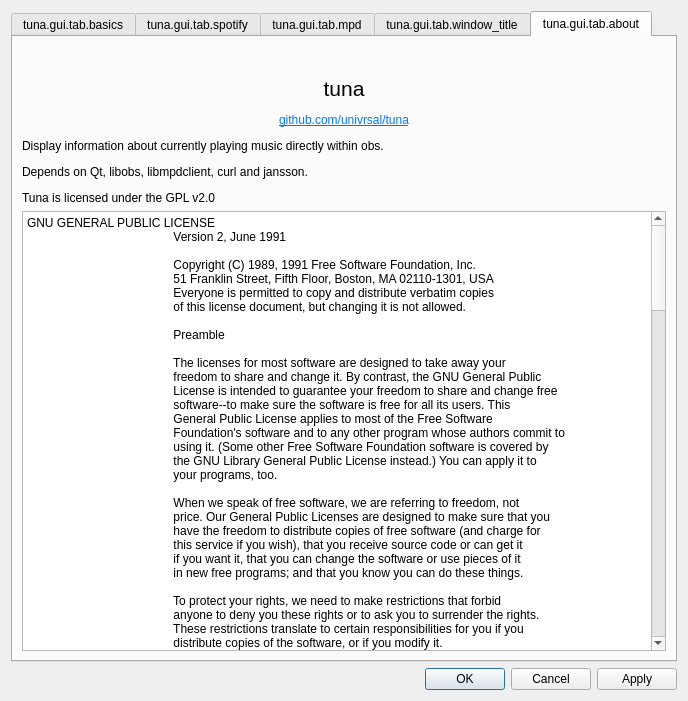
This is src/gui/tuna_gui.ui in univrsal/tuna as Qt 5 draws it before an edit. The edited form follows.
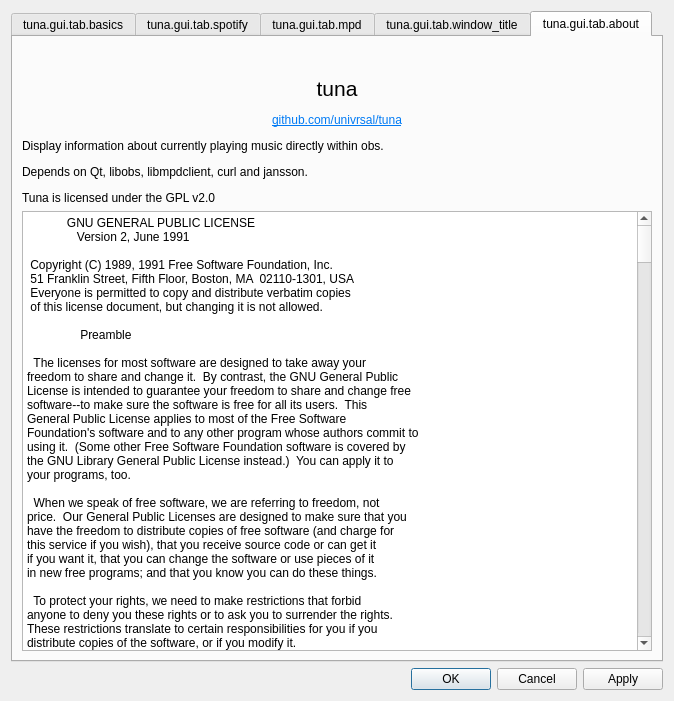
This is the edited form. The open tabs and pages were chosen to show the change. Icons and pictures are not drawn.

Commit message: Added option to assume playback is paused, to prevent tuna from displaying Window titles that aren't supposed to be shown Added linebreak format option Added multiple output file option Fixed memory leak when reloading config

```diff
--- a/src/gui/tuna_gui.ui
+++ b/src/gui/tuna_gui.ui
@@ -6,7 +6,7 @@
             <rect>
                 <x>0</x>
                 <y>0</y>
-                <width>688</width>
+    <width>674</width>
                 <height>701</height>
             </rect>
         </property>
@@ -1341,152 +1341,350 @@
                             </item>
                             <item>
                                 <widget class="QPlainTextEdit" name="plainTextEdit">
+         <property name="readOnly">
+          <bool>true</bool>
+         </property>
                                     <property name="plainText">
-                                        <string>GNU GENERAL PUBLIC LICENSE
-                                            Version 2, June 1991
+          <string>            GNU GENERAL PUBLIC LICENSE
+               Version 2, June 1991
 
-                                            Copyright (C) 1989, 1991 Free Software Foundation, Inc.
-                                            51 Franklin Street, Fifth Floor, Boston, MA 02110-1301, USA
-                                            Everyone is permitted to copy and distribute verbatim copies
-                                            of this license document, but changing it is not allowed.
+ Copyright (C) 1989, 1991 Free Software Foundation, Inc.
+ 51 Franklin Street, Fifth Floor, Boston, MA  02110-1301, USA
+ Everyone is permitted to copy and distribute verbatim copies
+ of this license document, but changing it is not allowed.
 
-                                            Preamble
+                Preamble
 
-                                            The licenses for most software are designed to take away your
-                                            freedom to share and change it. By contrast, the GNU General Public
-                                            License is intended to guarantee your freedom to share and change free
-                                            software--to make sure the software is free for all its users. This
-                                            General Public License applies to most of the Free Software
-                                            Foundation's software and to any other program whose authors commit to
-                                            using it. (Some other Free Software Foundation software is covered by
-                                            the GNU Library General Public License instead.) You can apply it to
-                                            your programs, too.
+  The licenses for most software are designed to take away your
+freedom to share and change it.  By contrast, the GNU General Public
+License is intended to guarantee your freedom to share and change free
+software--to make sure the software is free for all its users.  This
+General Public License applies to most of the Free Software
+Foundation's software and to any other program whose authors commit to
+using it.  (Some other Free Software Foundation software is covered by
+the GNU Library General Public License instead.)  You can apply it to
+your programs, too.
 
-                                            When we speak of free software, we are referring to freedom, not
-                                            price. Our General Public Licenses are designed to make sure that you
-                                            have the freedom to distribute copies of free software (and charge for
-                                            this service if you wish), that you receive source code or can get it
-                                            if you want it, that you can change the software or use pieces of it
-                                            in new free programs; and that you know you can do these things.
+  When we speak of free software, we are referring to freedom, not
+price.  Our General Public Licenses are designed to make sure that you
+have the freedom to distribute copies of free software (and charge for
+this service if you wish), that you receive source code or can get it
+if you want it, that you can change the software or use pieces of it
+in new free programs; and that you know you can do these things.
 
-                                            To protect your rights, we need to make restrictions that forbid
-                                            anyone to deny you these rights or to ask you to surrender the rights.
-                                            These restrictions translate to certain responsibilities for you if you
-                                            distribute copies of the software, or if you modify it.
+  To protect your rights, we need to make restrictions that forbid
+anyone to deny you these rights or to ask you to surrender the rights.
+These restrictions translate to certain responsibilities for you if you
+distribute copies of the software, or if you modify it.
 
-                                            For example, if you distribute copies of such a program, whether
-                                            gratis or for a fee, you must give the recipients all the rights that
-                                            you have. You must make sure that they, too, receive or can get the
-                                            source code. And you must show them these terms so they know their
-                                            rights.
+  For example, if you distribute copies of such a program, whether
+gratis or for a fee, you must give the recipients all the rights that
+you have.  You must make sure that they, too, receive or can get the
+source code.  And you must show them these terms so they know their
+rights.
 
-                                            We protect your rights with two steps: (1) copyright the software, and
-                                            (2) offer you this license which gives you legal permission to copy,
-                                            distribute and/or modify the software.
+  We protect your rights with two steps: (1) copyright the software, and
+(2) offer you this license which gives you legal permission to copy,
+distribute and/or modify the software.
 
-                                            Also, for each author's protection and ours, we want to make certain
-                                            that everyone understands that there is no warranty for this free
-                                            software. If the software is modified by someone else and passed on, we
-                                            want its recipients to know that what they have is not the original, so
-                                            that any problems introduced by others will not reflect on the original
-                                            authors' reputations.
+  Also, for each author's protection and ours, we want to make certain
+that everyone understands that there is no warranty for this free
+software.  If the software is modified by someone else and passed on, we
+want its recipients to know that what they have is not the original, so
+that any problems introduced by others will not reflect on the original
+authors' reputations.
 
-                                            Finally, any free program is threatened constantly by software
-                                            patents. We wish to avoid the danger that redistributors of a free
-                                            program will individually obtain patent licenses, in effect making the
-                                            program proprietary. To prevent this, we have made it clear that any
-                                            patent must be licensed for everyone's free use or not licensed at all.
+  Finally, any free program is threatened constantly by software
+patents.  We wish to avoid the danger that redistributors of a free
+program will individually obtain patent licenses, in effect making the
+program proprietary.  To prevent this, we have made it clear that any
+patent must be licensed for everyone's free use or not licensed at all.
 
-                                            The precise terms and conditions for copying, distribution and
-                                            modification follow.
-                                            GNU GENERAL PUBLIC LICENSE
-                                            TERMS AND CONDITIONS FOR COPYING, DISTRIBUTION AND MODIFICATION
+  The precise terms and conditions for copying, distribution and
+modification follow.
 
-                                            0. This License applies to any program or other work which contains
-                                            a notice placed by the copyright holder saying it may be distributed
-                                            under the terms of this General Public License. The &quot;Program&quot;,
-                                            below,
-                                            refers to any such program or work, and a &quot;work based on the Program&quot;
-                                            means either the Program or any derivative work under copyright law:
-                                            that is to say, a work containing the Program or a portion of it,
-                                            either verbatim or with modifications and/or translated into another
-                                            language. (Hereinafter, translation is included without limitation in
-                                            the term &quot;modification&quot;.) Each licensee is addressed as &quot;you&quot;.
+            GNU GENERAL PUBLIC LICENSE
+   TERMS AND CONDITIONS FOR COPYING, DISTRIBUTION AND MODIFICATION
 
-                                            Activities other than copying, distribution and modification are not
-                                            covered by this License; they are outside its scope. The act of
-                                            running the Program is not restricted, and the output from the Program
-                                            is covered only if its contents constitute a work based on the
-                                            Program (independent of having been made by running the Program).
-                                            Whether that is true depends on what the Program does.
+  0. This License applies to any program or other work which contains
+a notice placed by the copyright holder saying it may be distributed
+under the terms of this General Public License.  The &quot;Program&quot;, below,
+refers to any such program or work, and a &quot;work based on the Program&quot;
+means either the Program or any derivative work under copyright law:
+that is to say, a work containing the Program or a portion of it,
+either verbatim or with modifications and/or translated into another
+language.  (Hereinafter, translation is included without limitation in
+the term &quot;modification&quot;.)  Each licensee is addressed as &quot;you&quot;.
 
-                                            1. You may copy and distribute verbatim copies of the Program's
-                                            source code as you receive it, in any medium, provided that you
-                                            conspicuously and appropriately publish on each copy an appropriate
-                                            copyright notice and disclaimer of warranty; keep intact all the
-                                            notices that refer to this License and to the absence of any warranty;
-                                            and give any other recipients of the Program a copy of this License
-                                            along with the Program.
+Activities other than copying, distribution and modification are not
+covered by this License; they are outside its scope.  The act of
+running the Program is not restricted, and the output from the Program
+is covered only if its contents constitute a work based on the
+Program (independent of having been made by running the Program).
+Whether that is true depends on what the Program does.
 
-                                            You may charge a fee for the physical act of transferring a copy, and
-                                            you may at your option offer warranty protection in exchange for a fee.
+  1. You may copy and distribute verbatim copies of the Program's
+source code as you receive it, in any medium, provided that you
+conspicuously and appropriately publish on each copy an appropriate
+copyright notice and disclaimer of warranty; keep intact all the
+notices that refer to this License and to the absence of any warranty;
+and give any other recipients of the Program a copy of this License
+along with the Program.
 
-                                            2. You may modify your copy or copies of the Program or any portion
-                                            of it, thus forming a work based on the Program, and copy and
-                                            distribute such modifications or work under the terms of Section 1
-                                            above, provided that you also meet all of these conditions:
+You may charge a fee for the physical act of transferring a copy, and
+you may at your option offer warranty protection in exchange for a fee.
 
-                                            a) You must cause the modified files to carry prominent notices
-                                            stating that you changed the files and the date of any change.
+  2. You may modify your copy or copies of the Program or any portion
+of it, thus forming a work based on the Program, and copy and
+distribute such modifications or work under the terms of Section 1
+above, provided that you also meet all of these conditions:
 
-                                            b) You must cause any work that you distribute or publish, that in
-                                            whole or in part contains or is derived from the Program or any
-                                            part thereof, to be licensed as a whole at no charge to all third
-                                            parties under the terms of this License.
+    a) You must cause the modified files to carry prominent notices
+    stating that you changed the files and the date of any change.
 
-                                            c) If the modified program normally reads commands interactively
-                                            when run, you must cause it, when started running for such
-                                            interactive use in the most ordinary way, to print or display an
-                                            announcement including an appropriate copyright notice and a
-                                            notice that there is no warranty (or else, saying that you provide
-                                            a warranty) and that users may redistribute the program under
-                                            these conditions, and telling the user how to view a copy of this
-                                            License. (Exception: if the Program itself is interactive but
-                                            does not normally print such an announcement, your work based on
-                                            the Program is not required to print an announcement.)
-                                            These requirements apply to the modified work as a whole. If
-                                            identifiable sections of that work are not derived from the Program,
-                                            and can be reasonably considered independent and separate works in
-                                            themselves, then this License, and its terms, do not apply to those
-                                            sections when you distribute them as separate works. But when you
-                                            distribute the same sections as part of a whole which is a work based
-                                            on the Program, the distribution of the whole must be on the terms of
-                                            this License, whose permissions for other licensees extend to the
-                                            entire whole, and thus to each and every part regardless of who wrote it.
+    b) You must cause any work that you distribute or publish, that in
+    whole or in part contains or is derived from the Program or any
+    part thereof, to be licensed as a whole at no charge to all third
+    parties under the terms of this License.
 
-                                            Thus, it is not the intent of this section to claim rights or contest
-                                            your rights to work written entirely by you; rather, the intent is to
-                                            exercise the right to control the distribution of derivative or
-                                            collective works based on the Program.
+    c) If the modified program normally reads commands interactively
+    when run, you must cause it, when started running for such
+    interactive use in the most ordinary way, to print or display an
+    announcement including an appropriate copyright notice and a
+    notice that there is no warranty (or else, saying that you provide
+    a warranty) and that users may redistribute the program under
+    these conditions, and telling the user how to view a copy of this
+    License.  (Exception: if the Program itself is interactive but
+    does not normally print such an announcement, your work based on
+    the Program is not required to print an announcement.)
 
-                                            In addition, mere aggregation of another work not based on the Program
-                                            with the Program (or with a work based on the Program) on a volume of
-                                            a storage or distribution medium does not bring the other work under
-                                            the scope of this License.
+These requirements apply to the modified work as a whole.  If
+identifiable sections of that work are not derived from the Program,
+and can be reasonably considered independent and separate works in
+themselves, then this License, and its terms, do not apply to those
+sections when you distribute them as separate works.  But when you
+distribute the same sections as part of a whole which is a work based
+on the Program, the distribution of the whole must be on the terms of
+this License, whose permissions for other licensees extend to the
+entire whole, and thus to each and every part regardless of who wrote it.
 
-                                            3. You may copy and distribute the Program (or a work based on it,
-                                            under Section 2) in object code or executable form under the terms of
-                                            Sections 1 and 2 above provided that you also do one of the following:
+Thus, it is not the intent of this section to claim rights or contest
+your rights to work written entirely by you; rather, the intent is to
+exercise the right to control the distribution of derivative or
+collective works based on the Program.
 
-                                            a) Accompany it with the complete corresponding machine-readable
-                                            source code, which must be distributed under the terms of Sections
-                                            1 and 2 above on a medium customarily used for software interchange; or,
+In addition, mere aggregation of another work not based on the Program
+with the Program (or with a work based on the Program) on a volume of
+a storage or distribution medium does not bring the other work under
+the scope of this License.
 
-                                            b) Accompany it with a written offer, valid for at least three
-                                            years, to give any third party, for a charge no more than your
-                                            cost of physically performing source distribution, a complete
-                                            machine-readable copy of the corresponding source code, to be
-                                        </string>
+  3. You may copy and distribute the Program (or a work based on it,
+under Section 2) in object code or executable form under the terms of
+Sections 1 and 2 above provided that you also do one of the following:
+
+    a) Accompany it with the complete corresponding machine-readable
+    source code, which must be distributed under the terms of Sections
+    1 and 2 above on a medium customarily used for software interchange; or,
+
+    b) Accompany it with a written offer, valid for at least three
+    years, to give any third party, for a charge no more than your
+    cost of physically performing source distribution, a complete
+    machine-readable copy of the corresponding source code, to be
+    distributed under the terms of Sections 1 and 2 above on a medium
+    customarily used for software interchange; or,
+
+    c) Accompany it with the information you received as to the offer
+    to distribute corresponding source code.  (This alternative is
+    allowed only for noncommercial distribution and only if you
+    received the program in object code or executable form with such
+    an offer, in accord with Subsection b above.)
+
+The source code for a work means the preferred form of the work for
+making modifications to it.  For an executable work, complete source
+code means all the source code for all modules it contains, plus any
+associated interface definition files, plus the scripts used to
+control compilation and installation of the executable.  However, as a
+special exception, the source code distributed need not include
+anything that is normally distributed (in either source or binary
+form) with the major components (compiler, kernel, and so on) of the
+operating system on which the executable runs, unless that component
+itself accompanies the executable.
+
+If distribution of executable or object code is made by offering
+access to copy from a designated place, then offering equivalent
+access to copy the source code from the same place counts as
+distribution of the source code, even though third parties are not
+compelled to copy the source along with the object code.
+
+  4. You may not copy, modify, sublicense, or distribute the Program
+except as expressly provided under this License.  Any attempt
+otherwise to copy, modify, sublicense or distribute the Program is
+void, and will automatically terminate your rights under this License.
+However, parties who have received copies, or rights, from you under
+this License will not have their licenses terminated so long as such
+parties remain in full compliance.
+
+  5. You are not required to accept this License, since you have not
+signed it.  However, nothing else grants you permission to modify or
+distribute the Program or its derivative works.  These actions are
+prohibited by law if you do not accept this License.  Therefore, by
+modifying or distributing the Program (or any work based on the
+Program), you indicate your acceptance of this License to do so, and
+all its terms and conditions for copying, distributing or modifying
+the Program or works based on it.
+
+  6. Each time you redistribute the Program (or any work based on the
+Program), the recipient automatically receives a license from the
+original licensor to copy, distribute or modify the Program subject to
+these terms and conditions.  You may not impose any further
+restrictions on the recipients' exercise of the rights granted herein.
+You are not responsible for enforcing compliance by third parties to
+this License.
+
+  7. If, as a consequence of a court judgment or allegation of patent
+infringement or for any other reason (not limited to patent issues),
+conditions are imposed on you (whether by court order, agreement or
+otherwise) that contradict the conditions of this License, they do not
+excuse you from the conditions of this License.  If you cannot
+distribute so as to satisfy simultaneously your obligations under this
+License and any other pertinent obligations, then as a consequence you
+may not distribute the Program at all.  For example, if a patent
+license would not permit royalty-free redistribution of the Program by
+all those who receive copies directly or indirectly through you, then
+the only way you could satisfy both it and this License would be to
+refrain entirely from distribution of the Program.
+
+If any portion of this section is held invalid or unenforceable under
+any particular circumstance, the balance of the section is intended to
+apply and the section as a whole is intended to apply in other
+circumstances.
+
+It is not the purpose of this section to induce you to infringe any
+patents or other property right claims or to contest validity of any
+such claims; this section has the sole purpose of protecting the
+integrity of the free software distribution system, which is
+implemented by public license practices.  Many people have made
+generous contributions to the wide range of software distributed
+through that system in reliance on consistent application of that
+system; it is up to the author/donor to decide if he or she is willing
+to distribute software through any other system and a licensee cannot
+impose that choice.
+
+This section is intended to make thoroughly clear what is believed to
+be a consequence of the rest of this License.
+
+  8. If the distribution and/or use of the Program is restricted in
+certain countries either by patents or by copyrighted interfaces, the
+original copyright holder who places the Program under this License
+may add an explicit geographical distribution limitation excluding
+those countries, so that distribution is permitted only in or among
+countries not thus excluded.  In such case, this License incorporates
+the limitation as if written in the body of this License.
+
+  9. The Free Software Foundation may publish revised and/or new versions
+of the General Public License from time to time.  Such new versions will
+be similar in spirit to the present version, but may differ in detail to
+address new problems or concerns.
+
+Each version is given a distinguishing version number.  If the Program
+specifies a version number of this License which applies to it and &quot;any
+later version&quot;, you have the option of following the terms and conditions
+either of that version or of any later version published by the Free
+Software Foundation.  If the Program does not specify a version number of
+this License, you may choose any version ever published by the Free Software
+Foundation.
+
+  10. If you wish to incorporate parts of the Program into other free
+programs whose distribution conditions are different, write to the author
+to ask for permission.  For software which is copyrighted by the Free
+Software Foundation, write to the Free Software Foundation; we sometimes
+make exceptions for this.  Our decision will be guided by the two goals
+of preserving the free status of all derivatives of our free software and
+of promoting the sharing and reuse of software generally.
+
+                NO WARRANTY
+
+  11. BECAUSE THE PROGRAM IS LICENSED FREE OF CHARGE, THERE IS NO WARRANTY
+FOR THE PROGRAM, TO THE EXTENT PERMITTED BY APPLICABLE LAW.  EXCEPT WHEN
+OTHERWISE STATED IN WRITING THE COPYRIGHT HOLDERS AND/OR OTHER PARTIES
+PROVIDE THE PROGRAM &quot;AS IS&quot; WITHOUT WARRANTY OF ANY KIND, EITHER EXPRESSED
+OR IMPLIED, INCLUDING, BUT NOT LIMITED TO, THE IMPLIED WARRANTIES OF
+MERCHANTABILITY AND FITNESS FOR A PARTICULAR PURPOSE.  THE ENTIRE RISK AS
+TO THE QUALITY AND PERFORMANCE OF THE PROGRAM IS WITH YOU.  SHOULD THE
+PROGRAM PROVE DEFECTIVE, YOU ASSUME THE COST OF ALL NECESSARY SERVICING,
+REPAIR OR CORRECTION.
+
+  12. IN NO EVENT UNLESS REQUIRED BY APPLICABLE LAW OR AGREED TO IN WRITING
+WILL ANY COPYRIGHT HOLDER, OR ANY OTHER PARTY WHO MAY MODIFY AND/OR
+REDISTRIBUTE THE PROGRAM AS PERMITTED ABOVE, BE LIABLE TO YOU FOR DAMAGES,
+INCLUDING ANY GENERAL, SPECIAL, INCIDENTAL OR CONSEQUENTIAL DAMAGES ARISING
+OUT OF THE USE OR INABILITY TO USE THE PROGRAM (INCLUDING BUT NOT LIMITED
+TO LOSS OF DATA OR DATA BEING RENDERED INACCURATE OR LOSSES SUSTAINED BY
+YOU OR THIRD PARTIES OR A FAILURE OF THE PROGRAM TO OPERATE WITH ANY OTHER
+PROGRAMS), EVEN IF SUCH HOLDER OR OTHER PARTY HAS BEEN ADVISED OF THE
+POSSIBILITY OF SUCH DAMAGES.
+
+             END OF TERMS AND CONDITIONS
+
+        How to Apply These Terms to Your New Programs
+
+  If you develop a new program, and you want it to be of the greatest
+possible use to the public, the best way to achieve this is to make it
+free software which everyone can redistribute and change under these terms.
+
+  To do so, attach the following notices to the program.  It is safest
+to attach them to the start of each source file to most effectively
+convey the exclusion of warranty; and each file should have at least
+the &quot;copyright&quot; line and a pointer to where the full notice is found.
+
+    &lt;one line to give the program's name and a brief idea of what it does.&gt;
+    Copyright (C) &lt;year&gt;  &lt;name of author&gt;
+
+    This program is free software; you can redistribute it and/or modify
+    it under the terms of the GNU General Public License as published by
+    the Free Software Foundation; either version 2 of the License, or
+    (at your option) any later version.
+
+    This program is distributed in the hope that it will be useful,
+    but WITHOUT ANY WARRANTY; without even the implied warranty of
+    MERCHANTABILITY or FITNESS FOR A PARTICULAR PURPOSE.  See the
+    GNU General Public License for more details.
+
+    You should have received a copy of the GNU General Public License
+    along with this program; if not, write to the Free Software
+    Foundation, Inc., 51 Franklin Street, Fifth Floor, Boston, MA  02110-1301, USA
+
+
+Also add information on how to contact you by electronic and paper mail.
+
+If the program is interactive, make it output a short notice like this
+when it starts in an interactive mode:
+
+    Gnomovision version 69, Copyright (C) year  name of author
+    Gnomovision comes with ABSOLUTELY NO WARRANTY; for details type `show w'.
+    This is free software, and you are welcome to redistribute it
+    under certain conditions; type `show c' for details.
+
+The hypothetical commands `show w' and `show c' should show the appropriate
+parts of the General Public License.  Of course, the commands you use may
+be called something other than `show w' and `show c'; they could even be
+mouse-clicks or menu items--whatever suits your program.
+
+You should also get your employer (if you work as a programmer) or your
+school, if any, to sign a &quot;copyright disclaimer&quot; for the program, if
+necessary.  Here is a sample; alter the names:
+
+  Yoyodyne, Inc., hereby disclaims all copyright interest in the program
+  `Gnomovision' (which makes passes at compilers) written by James Hacker.
+
+  &lt;signature of Ty Coon&gt;, 1 April 1989
+  Ty Coon, President of Vice
+
+This General Public License does not permit incorporating your program into
+proprietary programs.  If your program is a subroutine library, you may
+consider it more useful to permit linking proprietary applications with the
+library.  If this is what you want to do, use the GNU Library General
+Public License instead of this License.</string>
                                     </property>
                                 </widget>
                             </item>
```
Left out of the diff: 295 changed lines with no effect on the pictures. Lines whose indentation alone changed are shown as unchanged. The commit also changes 23 other files.
